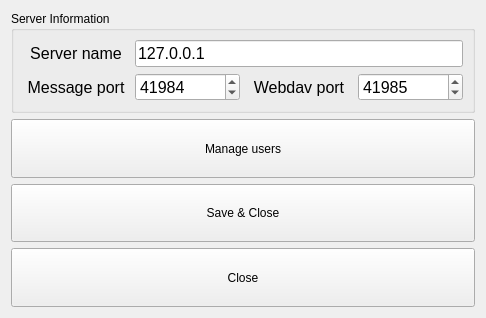
This is qtCreatorFiles/ui_server_setup.ui in plomgrading/plom as Qt 5 draws it before an edit. The edited form follows.
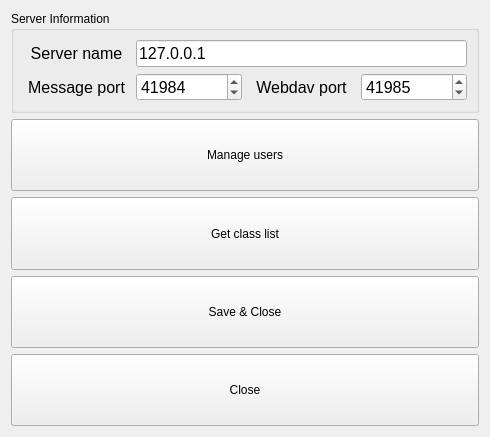
This is the edited form.

Commit message: server setup now can copy/set class list. usermanager gets server details correctly. new script to tell server to reload scans when manager adds more

Diff of the .ui file:
```diff
--- a/qtCreatorFiles/ui_server_setup.ui
+++ b/qtCreatorFiles/ui_server_setup.ui
@@ -6,8 +6,8 @@
    <rect>
     <x>0</x>
     <y>0</y>
-    <width>486</width>
-    <height>318</height>
+    <width>490</width>
+    <height>437</height>
    </rect>
   </property>
   <property name="windowTitle">
@@ -172,6 +172,19 @@
      </property>
     </widget>
    </item>
+   <item>
+    <widget class="QPushButton" name="classListButton">
+     <property name="sizePolicy">
+      <sizepolicy hsizetype="Minimum" vsizetype="MinimumExpanding">
+       <horstretch>0</horstretch>
+       <verstretch>1</verstretch>
+      </sizepolicy>
+     </property>
+     <property name="text">
+      <string>Get class list</string>
+     </property>
+    </widget>
+   </item>
    <item>
     <widget class="QPushButton" name="saveCloseButton">
      <property name="sizePolicy">
```
The commit also changes 6 other files.
